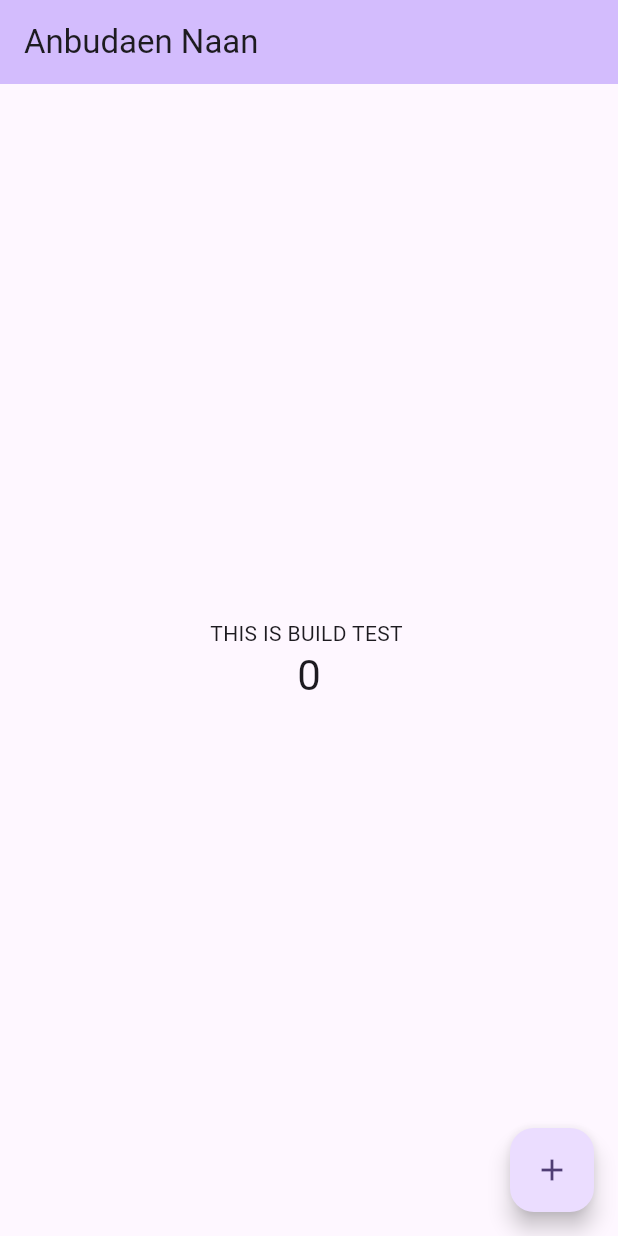
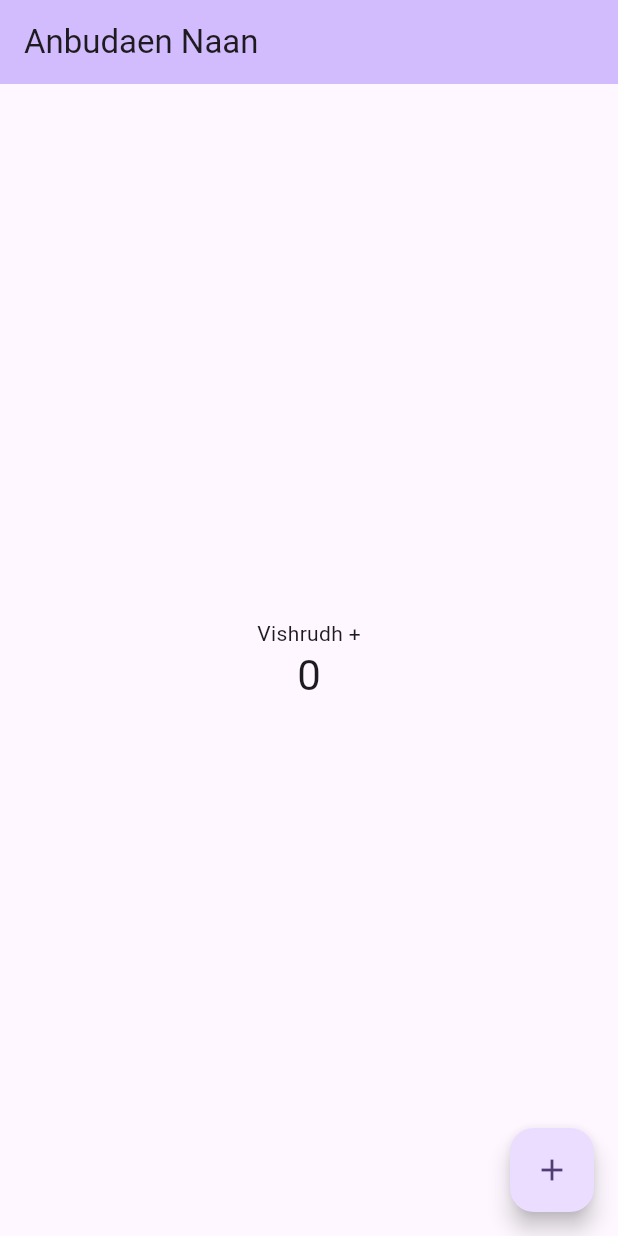
Before and after one commit to Vishrudh27/Tracely, a Flutter app: the screen it shows after launch, on a phone screen of 412 x 824 dp. Run offline on Flutter 3.47's test engine with Material 3 defaults, Android fonts, the phone set to English and light mode, and no system bars.

```diff
--- a/lib/main.dart
+++ b/lib/main.dart
@@ -104,7 +104,7 @@ class _MyHomePageState extends State<MyHomePage> {
           // wireframe for each widget.
           mainAxisAlignment: .center,
           children: [
-            const Text('THIS IS BUILD TEST '),
+            const Text('Vishrudh +'),
             Text(
               '$_counter',
               style: Theme.of(context).textTheme.headlineMedium,
```
Also changed, not shown: pubspec.yaml (+14 -1 lines), pubspec.lock, 2 other files.
